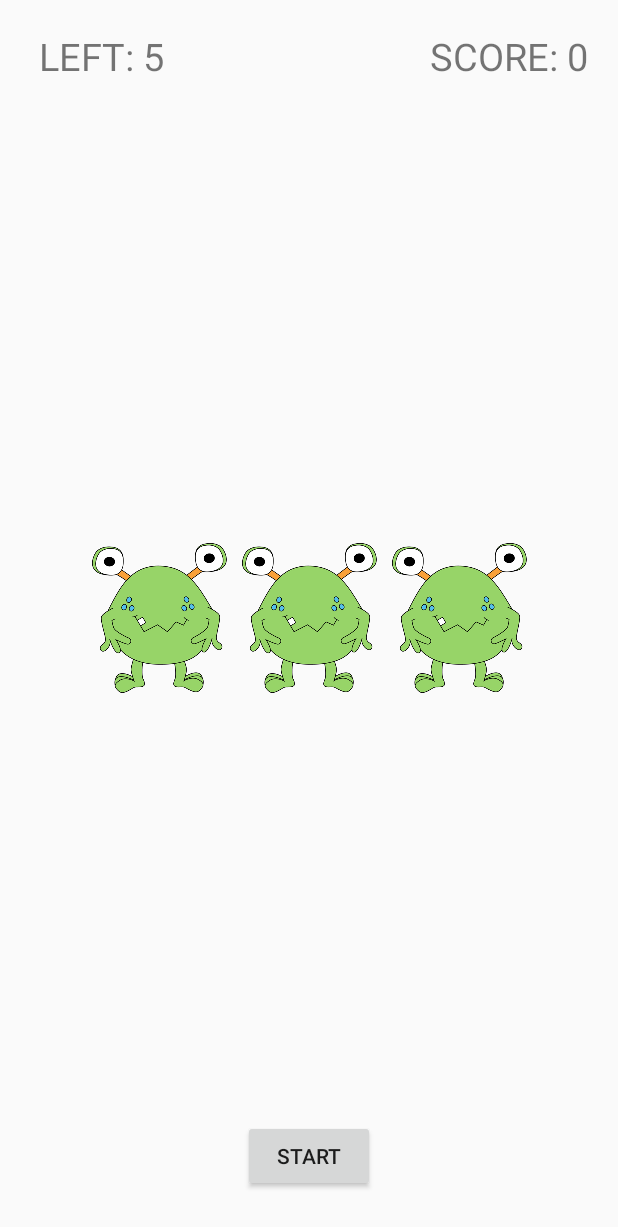
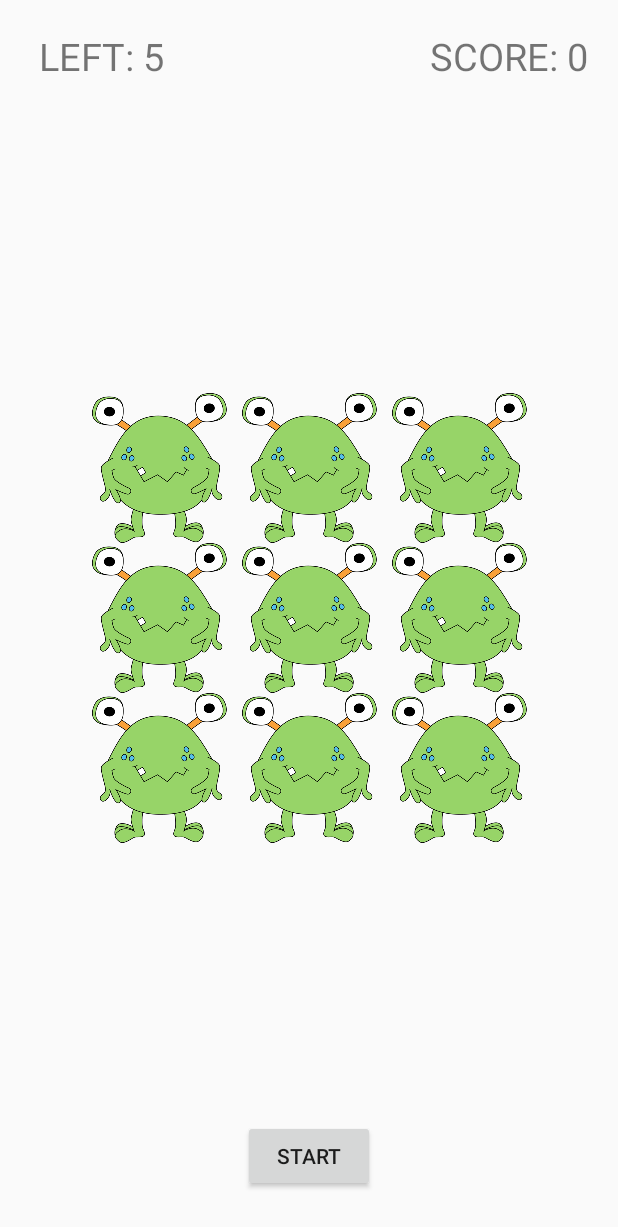
Before and after one commit to ilya3a/HitEmUp_APP, an Android app: the layout activity_main.xml on its own in the app's theme, with its tools: preview values and no code run, on a phone screen of 412 x 824 dp. Shown: the top 1227 px of the screen. Run offline under Robolectric (Android 15) with nearby library versions, the phone set to English and light mode, and no system bars.

Commit message:
code pizdes!!!

```diff
--- a/app/src/main/res/layout/activity_main.xml
+++ b/app/src/main/res/layout/activity_main.xml
@@ -10,7 +10,11 @@
         android:layout_width="wrap_content"
         android:layout_height="wrap_content"
         android:layout_centerInParent="true"
-        android:orientation="horizontal">
+        android:orientation="vertical">
+
+        <LinearLayout
+            android:layout_width="wrap_content"
+            android:layout_height="wrap_content">
 
         <ImageView
             android:id="@+id/m1_IV"
@@ -32,8 +36,60 @@
             android:layout_height="100dp"
             android:scaleType="centerInside"
             android:src="@drawable/m1" />
+    </LinearLayout>
 
+        <LinearLayout
+            android:layout_width="wrap_content"
+            android:layout_height="wrap_content">
+
+            <ImageView
+                android:id="@+id/m4_IV"
+                android:layout_width="100dp"
+                android:layout_height="100dp"
+                android:scaleType="centerInside"
+                android:src="@drawable/m1" />
+
+            <ImageView
+                android:id="@+id/m5_IV"
+                android:layout_width="100dp"
+                android:layout_height="100dp"
+                android:scaleType="centerInside"
+                android:src="@drawable/m1" />
+
+            <ImageView
+                android:id="@+id/m6_IV"
+                android:layout_width="100dp"
+                android:layout_height="100dp"
+                android:scaleType="centerInside"
+                android:src="@drawable/m1" />
+        </LinearLayout>
+        <LinearLayout
+            android:layout_width="wrap_content"
+            android:layout_height="wrap_content">
+
+            <ImageView
+                android:id="@+id/m7_IV"
+                android:layout_width="100dp"
+                android:layout_height="100dp"
+                android:scaleType="centerInside"
+                android:src="@drawable/m1" />
+
+            <ImageView
+                android:id="@+id/m8_IV"
+                android:layout_width="100dp"
+                android:layout_height="100dp"
+                android:scaleType="centerInside"
+                android:src="@drawable/m1" />
+
+            <ImageView
+                android:id="@+id/m9_IV"
+                android:layout_width="100dp"
+                android:layout_height="100dp"
+                android:scaleType="centerInside"
+                android:src="@drawable/m1" />
+        </LinearLayout>
     </LinearLayout>
+
 
     <Button
         android:id="@+id/start_btn"
```
Also changed, not shown: app/src/main/java/com/yoyo/hitemup/MainActivity.java (+59 -53 lines).
